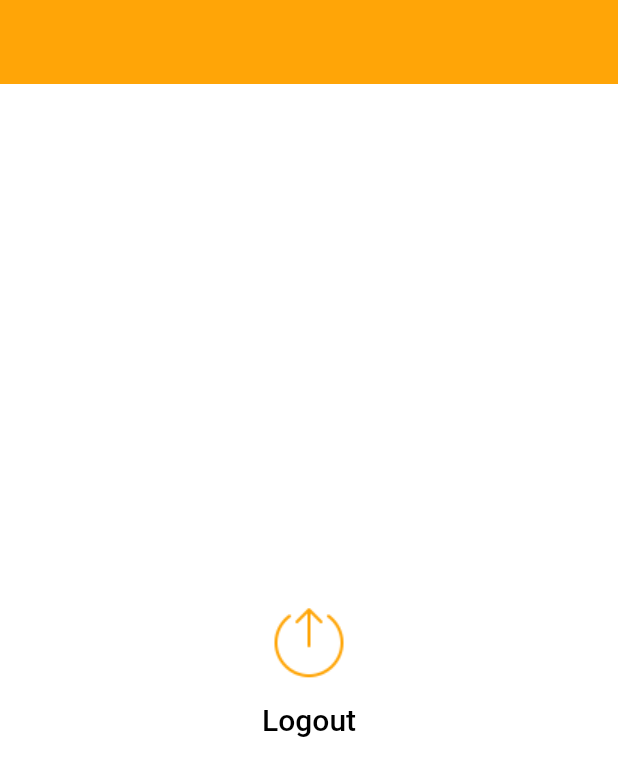
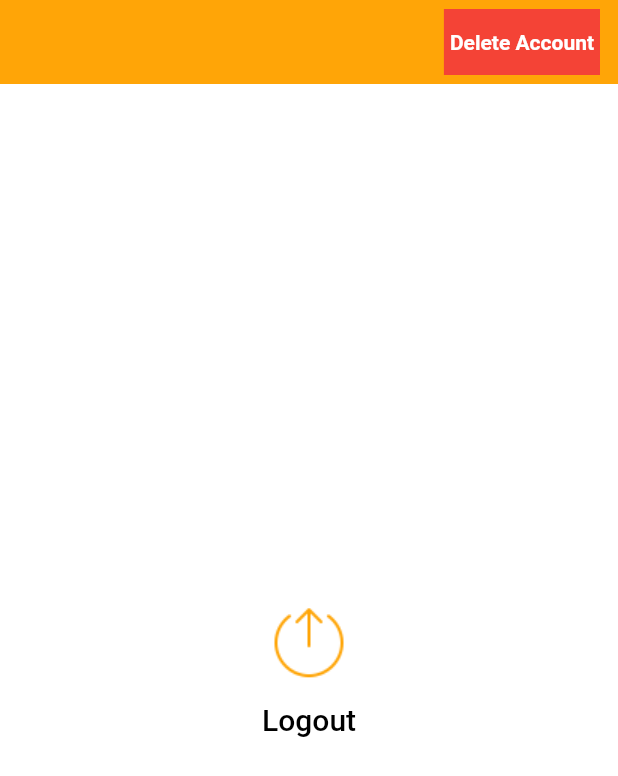
Before and after one commit to captonhamza/jobsGlob, a Flutter app: the LogoutPage screen opened directly, on a phone screen of 412 x 824 dp. Shown: the top 776 px of the screen. Run offline on Flutter 3.47's test engine with Material 3 defaults, Android fonts, the phone set to English and light mode, and no system bars; our stand-ins replace file_picker, firebase_core, firebase_messaging, flutter_holo_date_picker, flutter_local_notifications, flutter_riverpod and 8 more; accounts and stored records are empty; network calls fail.

```diff
--- a/lib/Screens/logout_page.dart
+++ b/lib/Screens/logout_page.dart
@@ -1,5 +1,6 @@
 import 'package:flutter/material.dart';
 import 'package:flutter_riverpod/flutter_riverpod.dart';
+import 'package:jobs_global/DataBaseManagements/database.dart';
 import 'package:jobs_global/DataBaseManagements/riverPodStateManagemnts.dart';
 import 'package:jobs_global/Screens/login_screen.dart';
 import 'package:shared_preferences/shared_preferences.dart';
@@ -15,6 +16,7 @@ class LogoutPage extends ConsumerStatefulWidget {
 
 class _LogoutPageState extends ConsumerState<LogoutPage> {
   SharedPreferences? prefs;
+  DatabaseHelper database = DatabaseHelper.instance;
   @override
   Widget build(BuildContext context) {
     return Scaffold(
@@ -23,6 +25,28 @@ class _LogoutPageState extends ConsumerState<LogoutPage> {
         automaticallyImplyLeading: false,
         elevation: 0,
         backgroundColor: AppColor.goldenColor,
+        actions: [
+          InkWell(
+            onTap: () async {
+              prefs = await SharedPreferences.getInstance();
+              await prefs!.clear();
+              database.resetDatabase();
+              ref.invalidate(bottomAppBarStateNotifer);
+              Navigator.of(context).pushReplacement(
+                  MaterialPageRoute(builder: (_) => const LoginScreen()));
+            },
+            child: Container(
+              padding: EdgeInsets.symmetric(horizontal: 4),
+              margin: EdgeInsets.symmetric(horizontal: 12, vertical: 6),
+              color: Colors.red,
+              alignment: Alignment.center,
+              child: Text(
+                "Delete Account",
+                style: TextStyle(fontWeight: FontWeight.bold),
+              ),
+            ),
+          )
+        ],
       ),
       body: Container(
         color: Colors.white,
```
Also changed, not shown: lib/DataBaseManagements/database.dart (+22 -0 lines), 2 other files.
